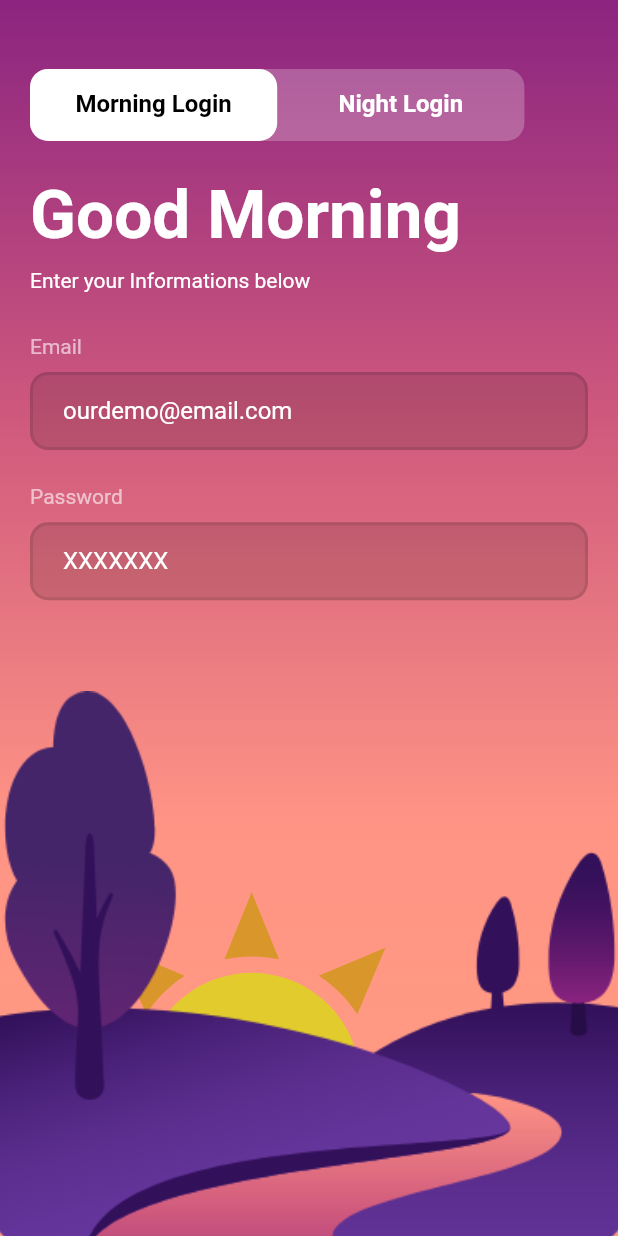
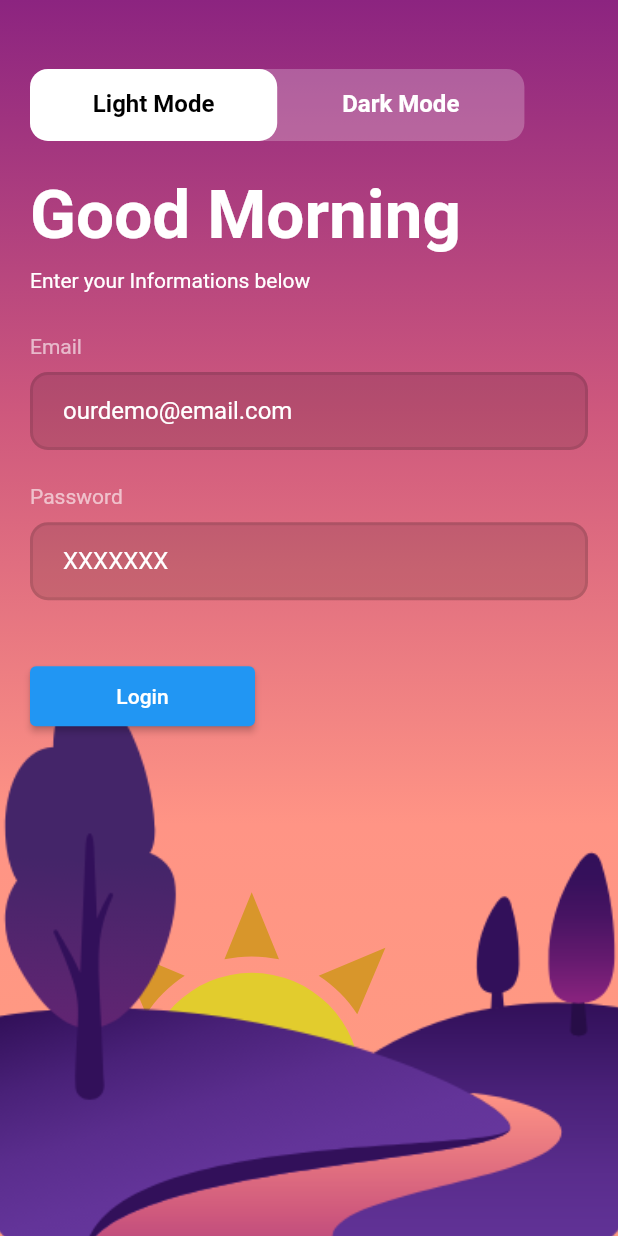
Before and after one commit to kartikey4474/Shoperce, a Flutter app: the screen it shows after launch, on a phone screen of 412 x 824 dp. Run offline on Flutter 3.47's test engine with Material 2 defaults, Android fonts, the phone set to English and light mode, and no system bars; our stand-ins replace flutter_svg.

```diff
--- a/lib/main.dart
+++ b/lib/main.dart
@@ -1,8 +1,8 @@
+import 'package:catalogapp/home_page.dart';
+import 'package:catalogapp/utils/routes.dart';
 import 'package:flutter/material.dart';
 
 import 'screens/login/login_screen.dart';
-
-
 
 void main() {
   runApp(MyApp());
@@ -18,7 +18,13 @@ class MyApp extends StatelessWidget {
         primarySwatch: Colors.blue,
         visualDensity: VisualDensity.adaptivePlatformDensity,
       ),
-      home: LoginScreen(),
+      debugShowCheckedModeBanner: false,
+      initialRoute: "/",
+      routes: {
+        "/": (context) => LoginScreen(),
+        MyRoutes.homeRoute: (context) => HomePage(),
+        MyRoutes.loginRoute: (context) => LoginScreen(),
+      },
     );
   }
 }
--- a/lib/screens/login/components/body.dart
+++ b/lib/screens/login/components/body.dart
@@ -1,6 +1,7 @@
 import 'dart:async';
 
 import 'package:catalogapp/size_config.dart';
+import 'package:catalogapp/utils/routes.dart';
 import 'package:flutter/material.dart';
 
 import 'land.dart';
@@ -85,6 +86,7 @@ class _BodyState extends State<Body> {
           Padding(
             padding: EdgeInsets.symmetric(horizontal: 20),
             child: SafeArea(
+              child: SingleChildScrollView(
                 child: Column(
                   crossAxisAlignment: CrossAxisAlignment.start,
                   children: [
@@ -115,7 +117,18 @@ class _BodyState extends State<Body> {
                       initialValue: "XXXXXXX",
                       hintText: "Password",
                     ),
+                    SizedBox(
+                      height: 40,
+                    ),
+                    ElevatedButton(
+                      onPressed: () {
+                        Navigator.pushNamed(context, MyRoutes.homeRoute);
+                      },
+                      child: Text("Login"),
+                      style: TextButton.styleFrom(minimumSize: Size(150, 40)),
+                    )
                   ],
+                ),
               ),
             ),
           )
--- a/lib/screens/login/components/tabs.dart
+++ b/lib/screens/login/components/tabs.dart
@@ -30,7 +30,7 @@ class Tabs extends StatelessWidget {
           labelColor: Colors.black,
           unselectedLabelColor: Colors.white,
           onTap: press,
-          tabs: [Tab(text: "Morning Login"), Tab(text: "Night Login")],
+          tabs: [Tab(text: "Light Mode"), Tab(text: "Dark Mode")],
         ),
       ),
     );
--- /dev/null
+++ b/lib/utils/routes.dart
@@ -0,0 +1,5 @@
+class MyRoutes {
+  static String loginRoute = "/login";
+  static String homeRoute = "/home";
+
+}
```
Lines whose indentation alone changed are shown as unchanged.
